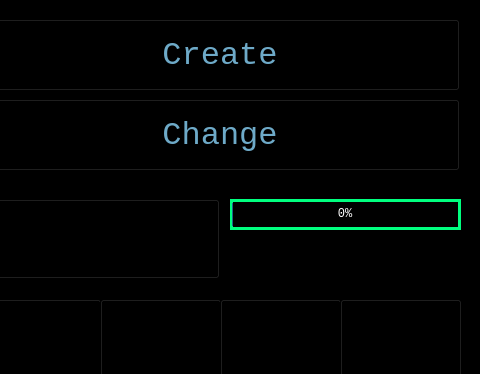
Before: the Qt Designer form src/app/mainwindow.ui in Nikita-080/God-of-pixels-3, drawn with Qt 5; both pictures show x 1020 to 1500 and y 0 to 374 of the 1500 by 635 pixel window.
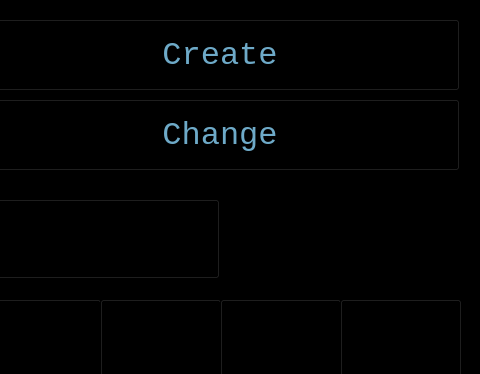
After: the same form once the commit is applied.

Commit message: autogen interface fuatures

```diff
--- a/src/app/mainwindow.ui
+++ b/src/app/mainwindow.ui
@@ -7320,232 +7320,6 @@
      <enum>Qt::Horizontal</enum>
     </property>
    </widget>
-   <widget class="QProgressBar" name="progressAutogen">
-    <property name="geometry">
-     <rect>
-      <x>1250</x>
-      <y>180</y>
-      <width>231</width>
-      <height>31</height>
-     </rect>
-    </property>
-    <property name="palette">
-     <palette>
-      <active>
-       <colorrole role="WindowText">
-        <brush brushstyle="SolidPattern">
-         <color alpha="255">
-          <red>255</red>
-          <green>255</green>
-          <blue>255</blue>
-         </color>
-        </brush>
-       </colorrole>
-       <colorrole role="Button">
-        <brush brushstyle="SolidPattern">
-         <color alpha="255">
-          <red>0</red>
-          <green>0</green>
-          <blue>0</blue>
-         </color>
-        </brush>
-       </colorrole>
-       <colorrole role="Text">
-        <brush brushstyle="SolidPattern">
-         <color alpha="255">
-          <red>255</red>
-          <green>255</green>
-          <blue>255</blue>
-         </color>
-        </brush>
-       </colorrole>
-       <colorrole role="ButtonText">
-        <brush brushstyle="SolidPattern">
-         <color alpha="255">
-          <red>255</red>
-          <green>255</green>
-          <blue>255</blue>
-         </color>
-        </brush>
-       </colorrole>
-       <colorrole role="Base">
-        <brush brushstyle="SolidPattern">
-         <color alpha="255">
-          <red>0</red>
-          <green>0</green>
-          <blue>0</blue>
-         </color>
-        </brush>
-       </colorrole>
-       <colorrole role="Window">
-        <brush brushstyle="SolidPattern">
-         <color alpha="255">
-          <red>0</red>
-          <green>0</green>
-          <blue>0</blue>
-         </color>
-        </brush>
-       </colorrole>
-       <colorrole role="PlaceholderText">
-        <brush brushstyle="SolidPattern">
-         <color alpha="128">
-          <red>0</red>
-          <green>255</green>
-          <blue>127</blue>
-         </color>
-        </brush>
-       </colorrole>
-      </active>
-      <inactive>
-       <colorrole role="WindowText">
-        <brush brushstyle="SolidPattern">
-         <color alpha="255">
-          <red>255</red>
-          <green>255</green>
-          <blue>255</blue>
-         </color>
-        </brush>
-       </colorrole>
-       <colorrole role="Button">
-        <brush brushstyle="SolidPattern">
-         <color alpha="255">
-          <red>0</red>
-          <green>0</green>
-          <blue>0</blue>
-         </color>
-        </brush>
-       </colorrole>
-       <colorrole role="Text">
-        <brush brushstyle="SolidPattern">
-         <color alpha="255">
-          <red>255</red>
-          <green>255</green>
-          <blue>255</blue>
-         </color>
-        </brush>
-       </colorrole>
-       <colorrole role="ButtonText">
-        <brush brushstyle="SolidPattern">
-         <color alpha="255">
-          <red>255</red>
-          <green>255</green>
-          <blue>255</blue>
-         </color>
-        </brush>
-       </colorrole>
-       <colorrole role="Base">
-        <brush brushstyle="SolidPattern">
-         <color alpha="255">
-          <red>0</red>
-          <green>0</green>
-          <blue>0</blue>
-         </color>
-        </brush>
-       </colorrole>
-       <colorrole role="Window">
-        <brush brushstyle="SolidPattern">
-         <color alpha="255">
-          <red>0</red>
-          <green>0</green>
-          <blue>0</blue>
-         </color>
-        </brush>
-       </colorrole>
-       <colorrole role="PlaceholderText">
-        <brush brushstyle="SolidPattern">
-         <color alpha="128">
-          <red>0</red>
-          <green>255</green>
-          <blue>127</blue>
-         </color>
-        </brush>
-       </colorrole>
-      </inactive>
-      <disabled>
-       <colorrole role="WindowText">
-        <brush brushstyle="SolidPattern">
-         <color alpha="255">
-          <red>255</red>
-          <green>255</green>
-          <blue>255</blue>
-         </color>
-        </brush>
-       </colorrole>
-       <colorrole role="Button">
-        <brush brushstyle="SolidPattern">
-         <color alpha="255">
-          <red>0</red>
-          <green>0</green>
-          <blue>0</blue>
-         </color>
-        </brush>
-       </colorrole>
-       <colorrole role="Text">
-        <brush brushstyle="SolidPattern">
-         <color alpha="255">
-          <red>255</red>
-          <green>255</green>
-          <blue>255</blue>
-         </color>
-        </brush>
-       </colorrole>
-       <colorrole role="ButtonText">
-        <brush brushstyle="SolidPattern">
-         <color alpha="255">
-          <red>255</red>
-          <green>255</green>
-          <blue>255</blue>
-         </color>
-        </brush>
-       </colorrole>
-       <colorrole role="Base">
-        <brush brushstyle="SolidPattern">
-         <color alpha="255">
-          <red>0</red>
-          <green>0</green>
-          <blue>0</blue>
-         </color>
-        </brush>
-       </colorrole>
-       <colorrole role="Window">
-        <brush brushstyle="SolidPattern">
-         <color alpha="255">
-          <red>0</red>
-          <green>0</green>
-          <blue>0</blue>
-         </color>
-        </brush>
-       </colorrole>
-       <colorrole role="PlaceholderText">
-        <brush brushstyle="SolidPattern">
-         <color alpha="128">
-          <red>0</red>
-          <green>0</green>
-          <blue>0</blue>
-         </color>
-        </brush>
-       </colorrole>
-      </disabled>
-     </palette>
-    </property>
-    <property name="font">
-     <font>
-      <family>Consolas</family>
-     </font>
-    </property>
-    <property name="styleSheet">
-     <string notr="true">border-width: 3px;
-border-style: solid;
-border-color: rgb(0, 255, 127);
-color: rgb(255, 255, 255);</string>
-    </property>
-    <property name="value">
-     <number>0</number>
-    </property>
-    <property name="alignment">
-     <set>Qt::AlignCenter</set>
-    </property>
-   </widget>
    <widget class="QPushButton" name="btnLogo">
     <property name="geometry">
      <rect>
```
The commit also changes 119 other files.
